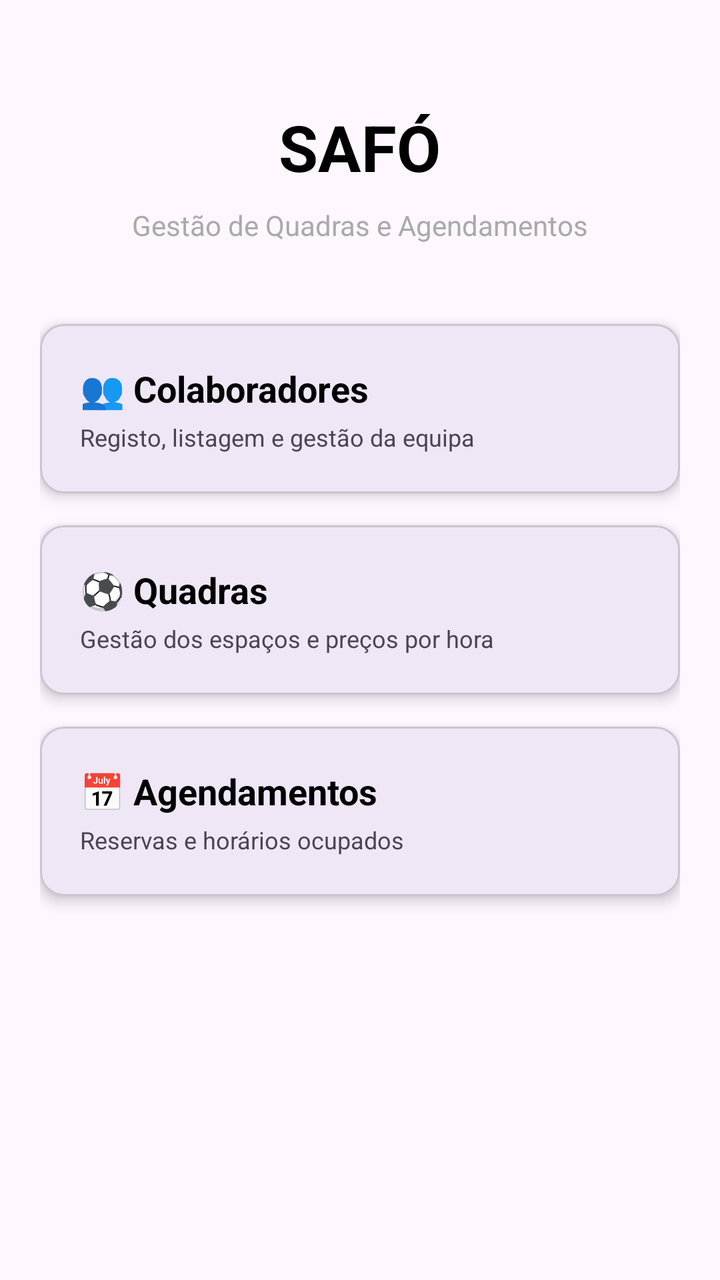
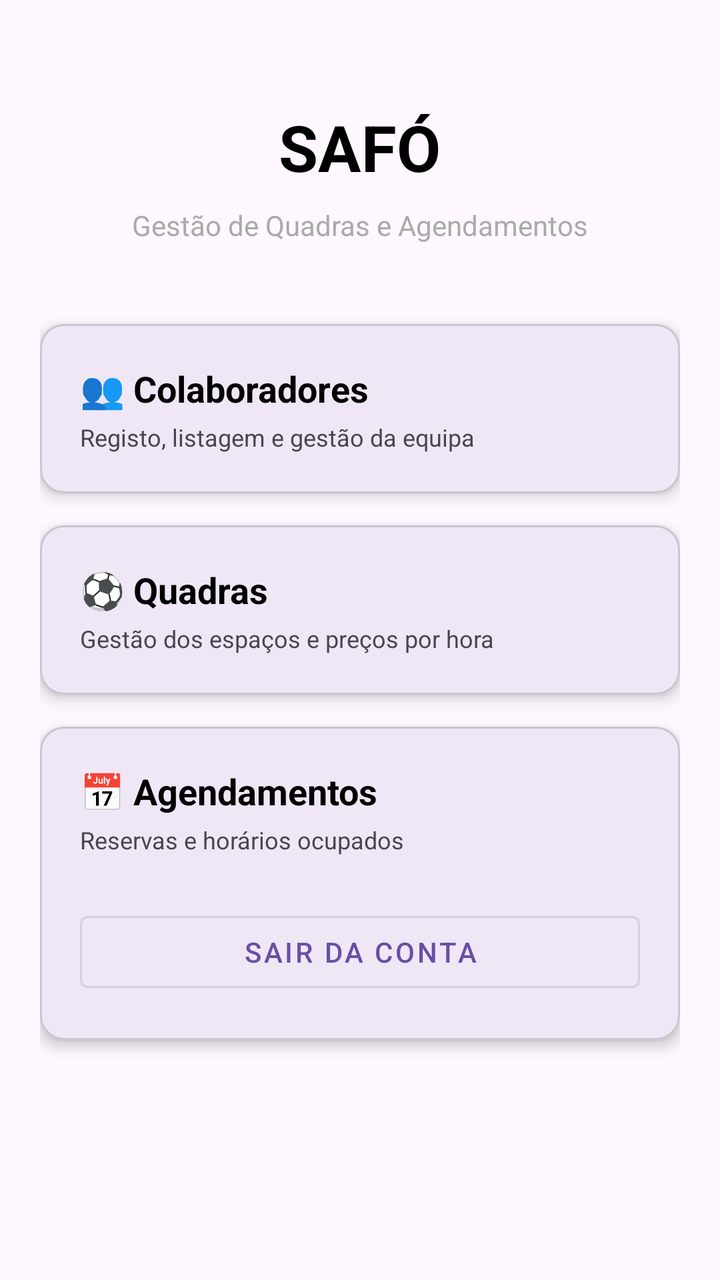

Compare the two renders of this Android layout. The source of the first and the diff that turns it into the second are given below.
<!-- AndroidManifest.xml: application theme Theme.Safoandroid -->
<!-- res/layout/activity_menu.xml -->
<?xml version="1.0" encoding="utf-8"?>
<ScrollView xmlns:android="http://schemas.android.com/apk/res/android"
    xmlns:app="http://schemas.android.com/apk/res-auto"
    android:layout_width="match_parent"
    android:layout_height="match_parent"
    android:fillViewport="true"
    android:padding="20dp">

    <LinearLayout
        android:layout_width="match_parent"
        android:layout_height="wrap_content"
        android:gravity="center_horizontal"
        android:orientation="vertical">

        <TextView
            android:layout_width="wrap_content"
            android:layout_height="wrap_content"
            android:layout_marginTop="32dp"
            android:layout_marginBottom="8dp"
            android:text="SAFÓ"
            android:textColor="@android:color/black"
            android:textSize="32sp"
            android:textStyle="bold" />

        <TextView
            android:layout_width="wrap_content"
            android:layout_height="wrap_content"
            android:layout_marginBottom="40dp"
            android:text="Gestão de Quadras e Agendamentos"
            android:textColor="@android:color/darker_gray"
            android:textSize="14sp" />

        
        <com.google.android.material.card.MaterialCardView
            android:id="@+id/cardColaboradores"
            android:layout_width="match_parent"
            android:layout_height="wrap_content"
            android:layout_marginBottom="16dp"
            android:clickable="true"
            android:focusable="true"
            app:cardCornerRadius="12dp"
            app:cardElevation="4dp">

            <LinearLayout
                android:layout_width="match_parent"
                android:layout_height="wrap_content"
                android:orientation="vertical"
                android:padding="20dp">

                <TextView
                    android:layout_width="wrap_content"
                    android:layout_height="wrap_content"
                    android:text="👥 Colaboradores"
                    android:textColor="@android:color/black"
                    android:textSize="18sp"
                    android:textStyle="bold" />

                <TextView
                    android:layout_width="wrap_content"
                    android:layout_height="wrap_content"
                    android:layout_marginTop="4dp"
                    android:text="Registo, listagem e gestão da equipa"
                    android:textSize="12sp" />
            </LinearLayout>
        </com.google.android.material.card.MaterialCardView>

        
        <com.google.android.material.card.MaterialCardView
            android:id="@+id/cardQuadras"
            android:layout_width="match_parent"
            android:layout_height="wrap_content"
            android:layout_marginBottom="16dp"
            android:clickable="true"
            android:focusable="true"
            app:cardCornerRadius="12dp"
            app:cardElevation="4dp">

            <LinearLayout
                android:layout_width="match_parent"
                android:layout_height="wrap_content"
                android:orientation="vertical"
                android:padding="20dp">

                <TextView
                    android:layout_width="wrap_content"
                    android:layout_height="wrap_content"
                    android:text="⚽ Quadras"
                    android:textColor="@android:color/black"
                    android:textSize="18sp"
                    android:textStyle="bold" />

                <TextView
                    android:layout_width="wrap_content"
                    android:layout_height="wrap_content"
                    android:layout_marginTop="4dp"
                    android:text="Gestão dos espaços e preços por hora"
                    android:textSize="12sp" />
            </LinearLayout>
        </com.google.android.material.card.MaterialCardView>

        
        <com.google.android.material.card.MaterialCardView
            android:id="@+id/cardAgendamentos"
            android:layout_width="match_parent"
            android:layout_height="wrap_content"
            android:layout_marginBottom="16dp"
            android:clickable="true"
            android:focusable="true"
            app:cardCornerRadius="12dp"
            app:cardElevation="4dp">

            <LinearLayout
                android:layout_width="match_parent"
                android:layout_height="wrap_content"
                android:orientation="vertical"
                android:padding="20dp">

                <TextView
                    android:layout_width="wrap_content"
                    android:layout_height="wrap_content"
                    android:text="📅 Agendamentos"
                    android:textColor="@android:color/black"
                    android:textSize="18sp"
                    android:textStyle="bold" />

                <TextView
                    android:layout_width="wrap_content"
                    android:layout_height="wrap_content"
                    android:layout_marginTop="4dp"
                    android:text="Reservas e horários ocupados"
                    android:textSize="12sp" />
            </LinearLayout>
        </com.google.android.material.card.MaterialCardView>

    </LinearLayout>
</ScrollView>
<!-- resources referenced by this layout -->
<resources>
  <style name="Theme.Safoandroid" parent="Base.Theme.Safoandroid" />
  <style name="Base.Theme.Safoandroid" parent="Theme.Material3.DayNight.NoActionBar">
          
          
      </style>
</resources>

<!-- the commit's change to res/layout/activity_menu.xml (unified diff, before → after) -->
@@ -129,6 +129,14 @@
                     android:layout_marginTop="4dp"
                     android:text="Reservas e horários ocupados"
                     android:textSize="12sp" />
+
+                <Button
+                    android:id="@+id/btnSairAdmin"
+                    style="@style/Widget.MaterialComponents.Button.OutlinedButton"
+                    android:layout_width="match_parent"
+                    android:layout_height="wrap_content"
+                    android:layout_marginTop="24dp"
+                    android:text="Sair da Conta" />
             </LinearLayout>
         </com.google.android.material.card.MaterialCardView>
 
